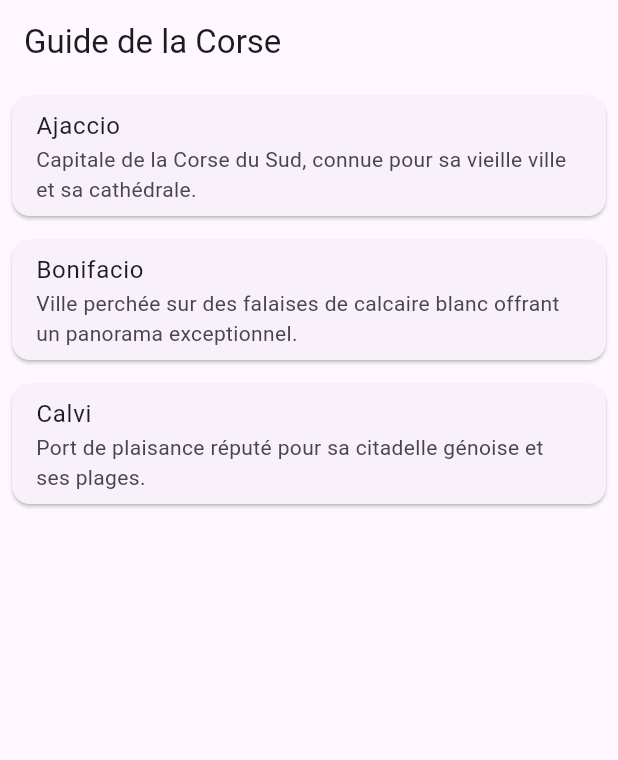
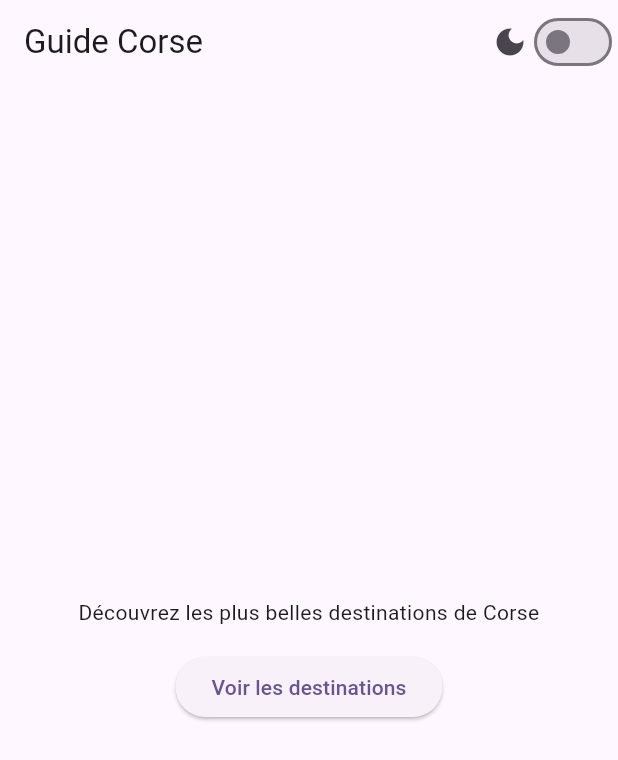
Before and after one commit to MSJ2025/test, a Flutter app: the screen it shows after launch, on a phone screen of 412 x 824 dp. Shown: the top 760 px of the screen. Run offline on Flutter 3.47's test engine with Material 3 defaults, Android fonts, the phone set to English and light mode, and no system bars; our stand-ins replace shared_preferences.

Commit message:
Ajout page d'accueil, mode sombre, favoris et cartes

```diff
--- a/lib/destination_page.dart
+++ b/lib/destination_page.dart
@@ -1,37 +1,65 @@
 import 'package:flutter/material.dart';
+import 'package:url_launcher/url_launcher.dart';
 
 class Destination {
   final String name;
   final String description;
+  final double lat;
+  final double lng;
 
-  const Destination(this.name, this.description);
+  const Destination(this.name, this.description, this.lat, this.lng);
 }
 
 const List<Destination> destinations = [
-  Destination('Ajaccio',
-      'Capitale de la Corse du Sud, connue pour sa vieille ville et sa cathédrale.'),
-  Destination('Bonifacio',
-      'Ville perchée sur des falaises de calcaire blanc offrant un panorama exceptionnel.'),
-  Destination('Calvi',
-      'Port de plaisance réputé pour sa citadelle génoise et ses plages.'),
+  Destination('Ajaccio', 'Capitale de la Corse du Sud, connue pour sa vieille ville et sa cathédrale.', 41.919229, 8.738635),
+  Destination('Bonifacio', 'Ville perchée sur des falaises de calcaire blanc offrant un panorama exceptionnel.', 41.3879, 9.159),
+  Destination('Calvi', 'Port de plaisance réputé pour sa citadelle génoise et ses plages.', 42.559, 8.758),
 ];
 
 class DestinationPage extends StatelessWidget {
-  const DestinationPage({super.key});
+  final Set<String> favorites;
+  final ValueChanged<String> onToggleFavorite;
+
+  const DestinationPage({
+    required this.favorites,
+    required this.onToggleFavorite,
+    super.key,
+  });
+
+  Future<void> _openMap(double lat, double lng) async {
+    final url = Uri.parse('https://www.google.com/maps/search/?api=1&query=\$lat,\$lng');
+    if (await canLaunchUrl(url)) {
+      await launchUrl(url, mode: LaunchMode.externalApplication);
+    }
+  }
 
   @override
   Widget build(BuildContext context) {
     return Scaffold(
-      appBar: AppBar(title: const Text('Guide de la Corse')),
+      appBar: AppBar(title: const Text('Destinations')),
       body: ListView.builder(
         itemCount: destinations.length,
         itemBuilder: (context, index) {
           final dest = destinations[index];
+          final isFav = favorites.contains(dest.name);
           return Card(
             margin: const EdgeInsets.all(8),
             child: ListTile(
               title: Text(dest.name),
               subtitle: Text(dest.description),
+              trailing: Row(
+                mainAxisSize: MainAxisSize.min,
+                children: [
+                  IconButton(
+                    icon: Icon(isFav ? Icons.star : Icons.star_border, color: Colors.amber),
+                    onPressed: () => onToggleFavorite(dest.name),
+                  ),
+                  IconButton(
+                    icon: const Icon(Icons.map),
+                    onPressed: () => _openMap(dest.lat, dest.lng),
+                  ),
+                ],
+              ),
             ),
           );
         },
--- /dev/null
+++ b/lib/home_page.dart
@@ -0,0 +1,62 @@
+import 'package:flutter/material.dart';
+import 'destination_page.dart';
+
+class HomePage extends StatelessWidget {
+  final ThemeMode themeMode;
+  final ValueChanged<bool> onToggleTheme;
+  final Set<String> favorites;
+  final ValueChanged<String> onToggleFavorite;
+
+  const HomePage({
+    required this.themeMode,
+    required this.onToggleTheme,
+    required this.favorites,
+    required this.onToggleFavorite,
+    super.key,
+  });
+
+  @override
+  Widget build(BuildContext context) {
+    return Scaffold(
+      appBar: AppBar(
+        title: const Text('Guide Corse'),
+        actions: [
+          Row(
+            children: [
+              const Icon(Icons.dark_mode),
+              Switch(
+                value: themeMode == ThemeMode.dark,
+                onChanged: onToggleTheme,
+              ),
+            ],
+          ),
+        ],
+      ),
+      body: Center(
+        child: Column(
+          mainAxisAlignment: MainAxisAlignment.center,
+          children: [
+            const Text(
+              'Découvrez les plus belles destinations de Corse',
+              textAlign: TextAlign.center,
+            ),
+            const SizedBox(height: 16),
+            ElevatedButton(
+              onPressed: () {
+                Navigator.of(context).push(
+                  MaterialPageRoute(
+                    builder: (_) => DestinationPage(
+                      favorites: favorites,
+                      onToggleFavorite: onToggleFavorite,
+                    ),
+                  ),
+                );
+              },
+              child: const Text('Voir les destinations'),
+            ),
+          ],
+        ),
+      ),
+    );
+  }
+}
--- a/lib/main.dart
+++ b/lib/main.dart
@@ -1,37 +1,78 @@
 import 'package:flutter/material.dart';
-import 'destination_page.dart';
+import 'package:shared_preferences/shared_preferences.dart';
+import 'home_page.dart';
 
 void main() {
   runApp(const MyApp());
 }
 
-class MyApp extends StatelessWidget {
+class MyApp extends StatefulWidget {
   const MyApp({super.key});
 
-  // This widget is the root of your application.
+  @override
+  State<MyApp> createState() => _MyAppState();
+}
+
+class _MyAppState extends State<MyApp> {
+  ThemeMode _themeMode = ThemeMode.light;
+  final Set<String> _favorites = <String>{};
+
+  @override
+  void initState() {
+    super.initState();
+    _loadPrefs();
+  }
+
+  Future<void> _loadPrefs() async {
+    final prefs = await SharedPreferences.getInstance();
+    final favs = prefs.getStringList('favorites') ?? <String>[];
+    _favorites.addAll(favs);
+    final isDark = prefs.getBool('darkMode') ?? false;
+    setState(() {
+      _themeMode = isDark ? ThemeMode.dark : ThemeMode.light;
+    });
+  }
+
+  Future<void> _savePrefs() async {
+    final prefs = await SharedPreferences.getInstance();
+    await prefs.setStringList('favorites', _favorites.toList());
+    await prefs.setBool('darkMode', _themeMode == ThemeMode.dark);
+  }
+
+  void _toggleTheme(bool value) {
+    setState(() {
+      _themeMode = value ? ThemeMode.dark : ThemeMode.light;
+    });
+    _savePrefs();
+  }
+
+  void _toggleFavorite(String name) {
+    setState(() {
+      if (_favorites.contains(name)) {
+        _favorites.remove(name);
+      } else {
+        _favorites.add(name);
+      }
+    });
+    _savePrefs();
+  }
+
   @override
   Widget build(BuildContext context) {
     return MaterialApp(
-      title: 'Flutter Demo',
+      title: 'Guide Corse',
       theme: ThemeData(
-        // This is the theme of your application.
-        //
-        // TRY THIS: Try running your application with "flutter run". You'll see
-        // the application has a purple toolbar. Then, without quitting the app,
-        // try changing the seedColor in the colorScheme below to Colors.green
-        // and then invoke "hot reload" (save your changes or press the "hot
-        // reload" button in a Flutter-supported IDE, or press "r" if you used
-        // the command line to start the app).
-        //
-        // Notice that the counter didn't reset back to zero; the application
-        // state is not lost during the reload. To reset the state, use hot
-        // restart instead.
-        //
-        // This works for code too, not just values: Most code changes can be
-        // tested with just a hot reload.
         colorScheme: ColorScheme.fromSeed(seedColor: Colors.deepPurple),
+        useMaterial3: true,
       ),
-      home: const DestinationPage(),
+      darkTheme: ThemeData.dark(),
+      themeMode: _themeMode,
+      home: HomePage(
+        themeMode: _themeMode,
+        onToggleTheme: _toggleTheme,
+        favorites: _favorites,
+        onToggleFavorite: _toggleFavorite,
+      ),
     );
   }
 }
--- a/pubspec.yaml
+++ b/pubspec.yaml
@@ -35,6 +35,8 @@ dependencies:
   # Use with the CupertinoIcons class for iOS style icons.
   cupertino_icons: ^1.0.8
   google_maps_flutter: ^2.2.5
+  shared_preferences: ^2.2.2
+  url_launcher: ^6.1.11
 
 dev_dependencies:
   flutter_test:
```
Also changed, not shown: 2 other files.
